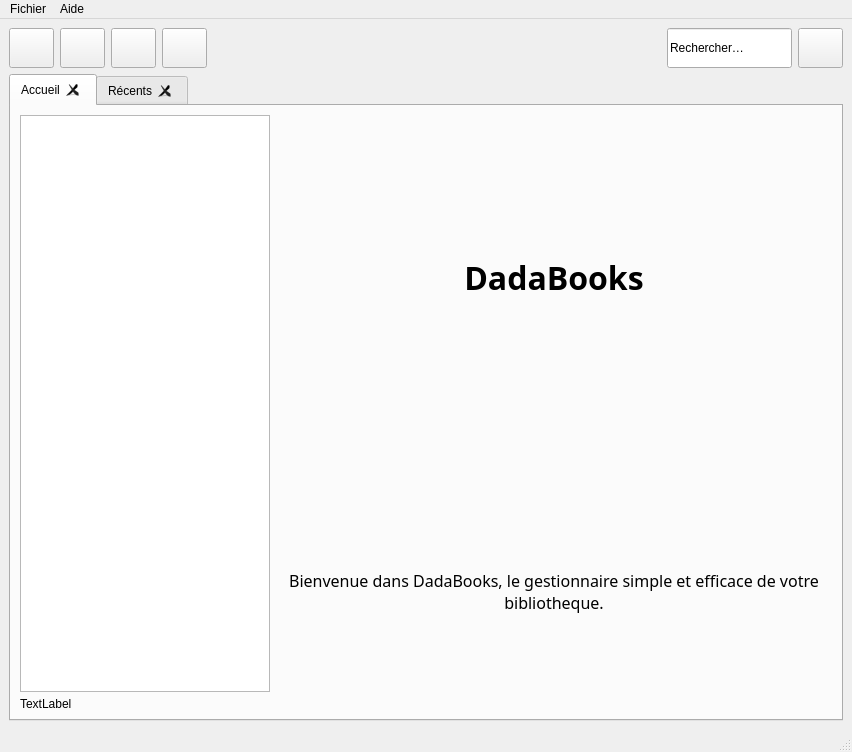
Above: dadabooks.ui from chindit/dadabooks before the change. Below: the same form after it.
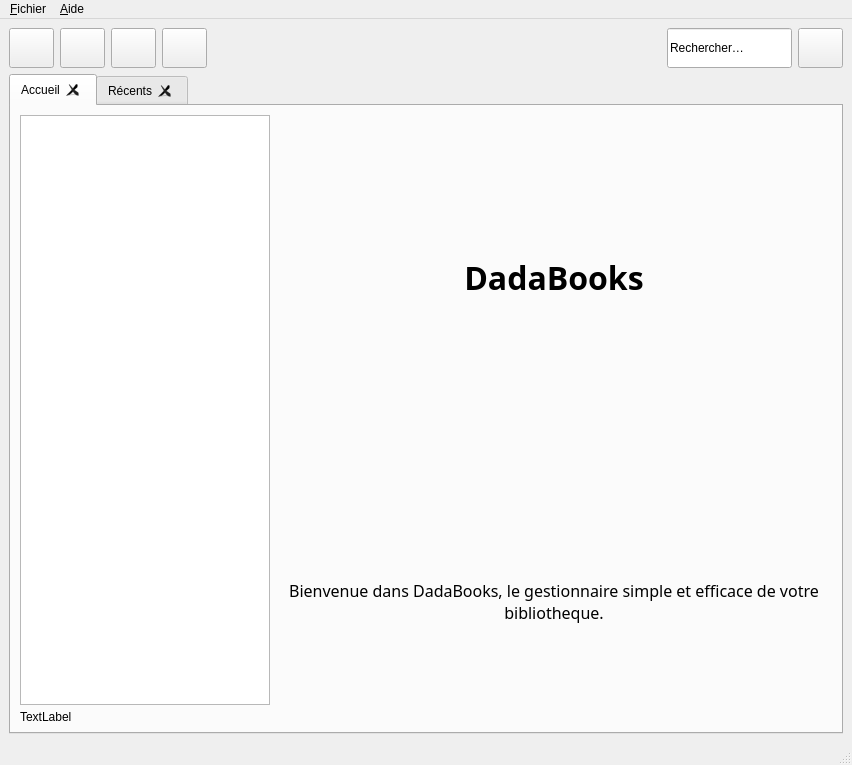
That is the form after the change. Icons and pictures are not drawn.

Diff of the .ui file:
```diff
--- a/dadabooks.ui
+++ b/dadabooks.ui
@@ -7,7 +7,7 @@
     <x>0</x>
     <y>0</y>
     <width>852</width>
-    <height>752</height>
+    <height>765</height>
    </rect>
   </property>
   <property name="windowTitle">
@@ -1357,7 +1357,7 @@
    </property>
    <widget class="QMenu" name="menuFichier">
     <property name="title">
-     <string>Fichier</string>
+     <string>&amp;Fichier</string>
     </property>
     <widget class="QMenu" name="menuExporter">
      <property name="title">
@@ -1372,7 +1372,7 @@
    </widget>
    <widget class="QMenu" name="menuAide">
     <property name="title">
-     <string>Aide</string>
+     <string>&amp;Aide</string>
     </property>
     <addaction name="action_propos_de_DadaBooks"/>
     <addaction name="action_propos_de_Qt"/>
```
Left out of the diff: 10 changed lines with no effect on the pictures.
